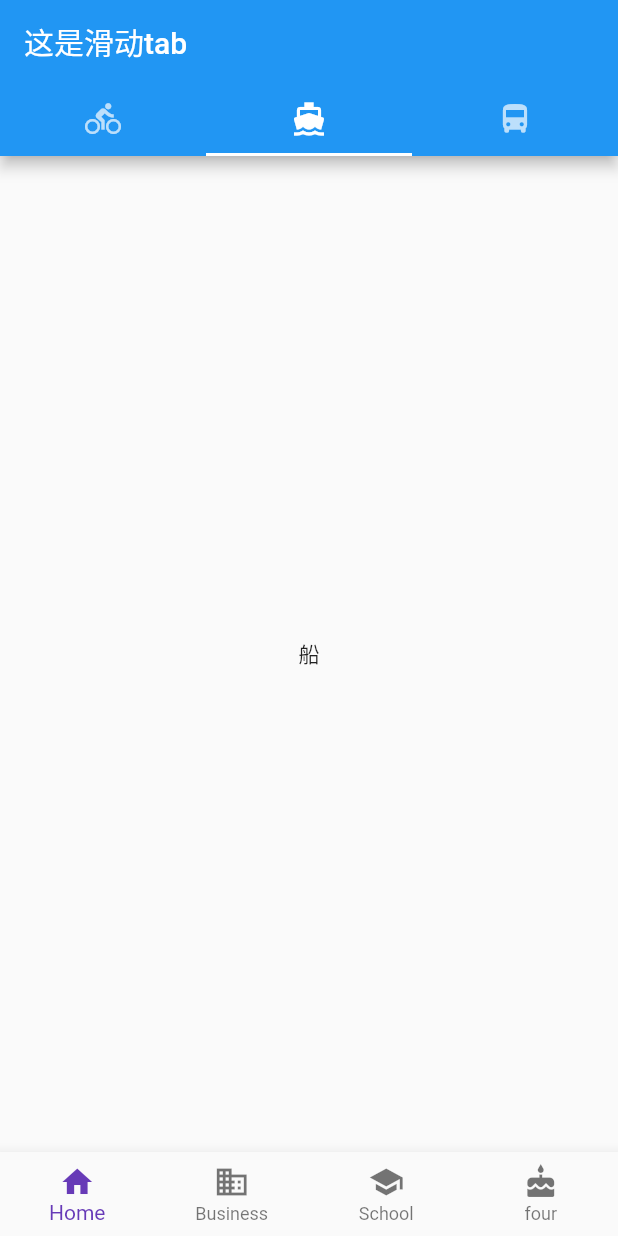
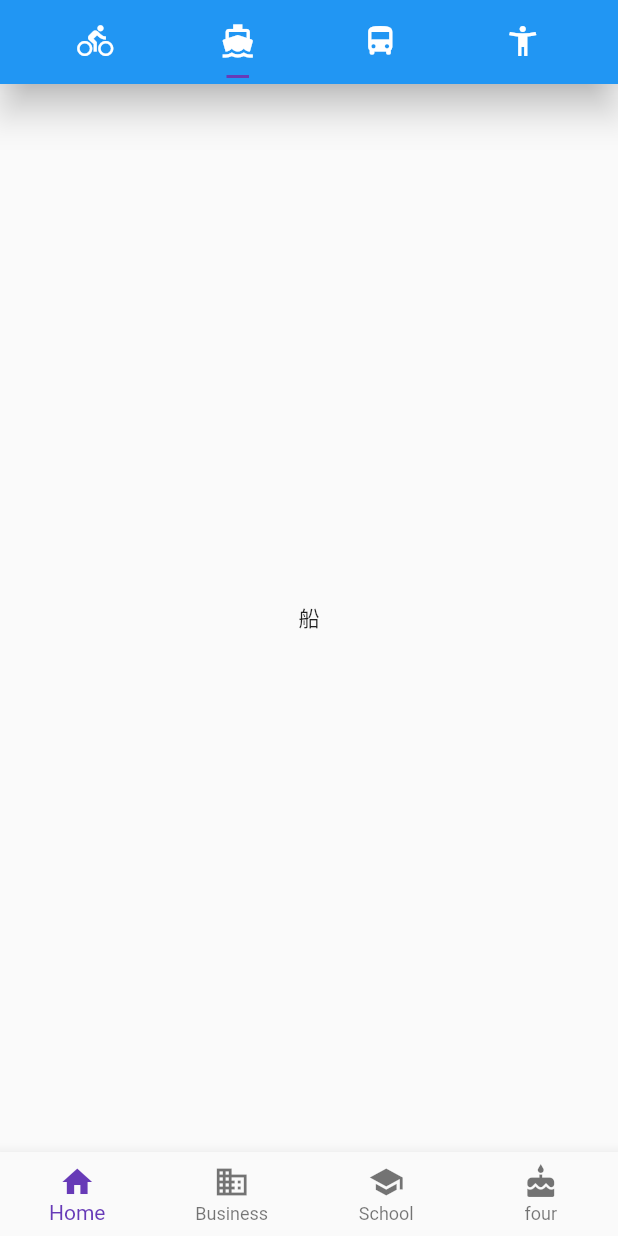
Before and after one commit to o199666/flutter_day, a Flutter app: the screen it shows after launch, tab 2 chosen, on a phone screen of 412 x 824 dp. Run offline on Flutter 3.47's test engine with Material 2 defaults, Android fonts, the phone set to English and light mode, and no system bars.

Commit message:
0.1.1解决顶部标题栏多余的问题

```diff
--- a/lib/main.dart
+++ b/lib/main.dart
@@ -9,18 +9,22 @@ class MyApp extends StatelessWidget {
   @override
   Widget build(BuildContext context) {
     return MaterialApp(
+      //应用名字
       title: 'Flutter Do',
+      //样式
       theme: ThemeData(
         // This is the theme of your application.
         // Try running your application with "flutter run". You'll see the
         // application has a blue toolbar. Then, without quitting the app, try
-        // changing the primarySwatch below to Colors.green and then invoke
+        // chang  ing the primarySwatch below to Colors.green and then invoke
         // "hot reload" (press "r" in the console where you ran "flutter run",
         // or simply save your changes to "hot reload" in a Flutter IDE).
         // Notice that the counter didn't reset back to zero; the application
         // is not restarted.
         primarySwatch: Colors.blue,
+
       ),
+      //主页
       home: MyHomePage(),
 //      home: MyBottomAppBar(),
     );
--- a/lib/views/TopPage.dart
+++ b/lib/views/TopPage.dart
@@ -6,6 +6,7 @@ class TopPage extends StatefulWidget {
 }
 
 class _TopPageState extends State<TopPage> with SingleTickerProviderStateMixin {
+  //Tab页的控制器，可以用来定义Tab标签和内容页的坐标
   TabController _tabController;
 
   @override
@@ -14,17 +15,31 @@ class _TopPageState extends State<TopPage> with SingleTickerProviderStateMixin {
     super.dispose();
   }
 
+  //生命周期方法插入渲染树时调用，只调用一次
+
   void initState() {
     super.initState();
-    _tabController = new TabController(vsync: this, length: 3);
+    //初始化控制器
+    _tabController = TabController(
+        length: 4, //Tab页的个数
+        vsync: this //动画效果的异步处理，默认格式;
+        );
   }
 
   @override
   Widget build(BuildContext context) {
     return Scaffold(
       appBar: AppBar(
-        title: Text('这是滑动tab'),
-        bottom: TabBar(
+        elevation: 10,
+        title: TabBar(
+          //指示器颜色
+          indicatorColor: Colors.deepPurple,
+          //指示器的间距
+          indicatorPadding: EdgeInsets.only(left: 40, right: 40),
+          //指示器的大小 label：指示器根据图片的大小决定，tab：指示器铺满
+          indicatorSize: TabBarIndicatorSize.tab,
+          indicatorWeight: 2,
+          //指示器
           tabs: <Widget>[
             Tab(
               icon: Icon(Icons.directions_bike),
@@ -36,6 +51,9 @@ class _TopPageState extends State<TopPage> with SingleTickerProviderStateMixin {
             Tab(
               icon: Icon(Icons.directions_bus),
             ),
+            Tab(
+              icon: Icon(Icons.accessibility_new),
+            ),
           ],
           controller: _tabController,
         ),
@@ -44,6 +62,7 @@ class _TopPageState extends State<TopPage> with SingleTickerProviderStateMixin {
         new Center(child: new Text('自行车')),
         new Center(child: new Text('船')),
         new Center(child: new Text('巴士')),
+        new Center(child: new Text('ASD')),
       ]),
     );
   }
```
Also changed, not shown: lib/views/pages/MyHomePage.dart (+8 -1 lines).
